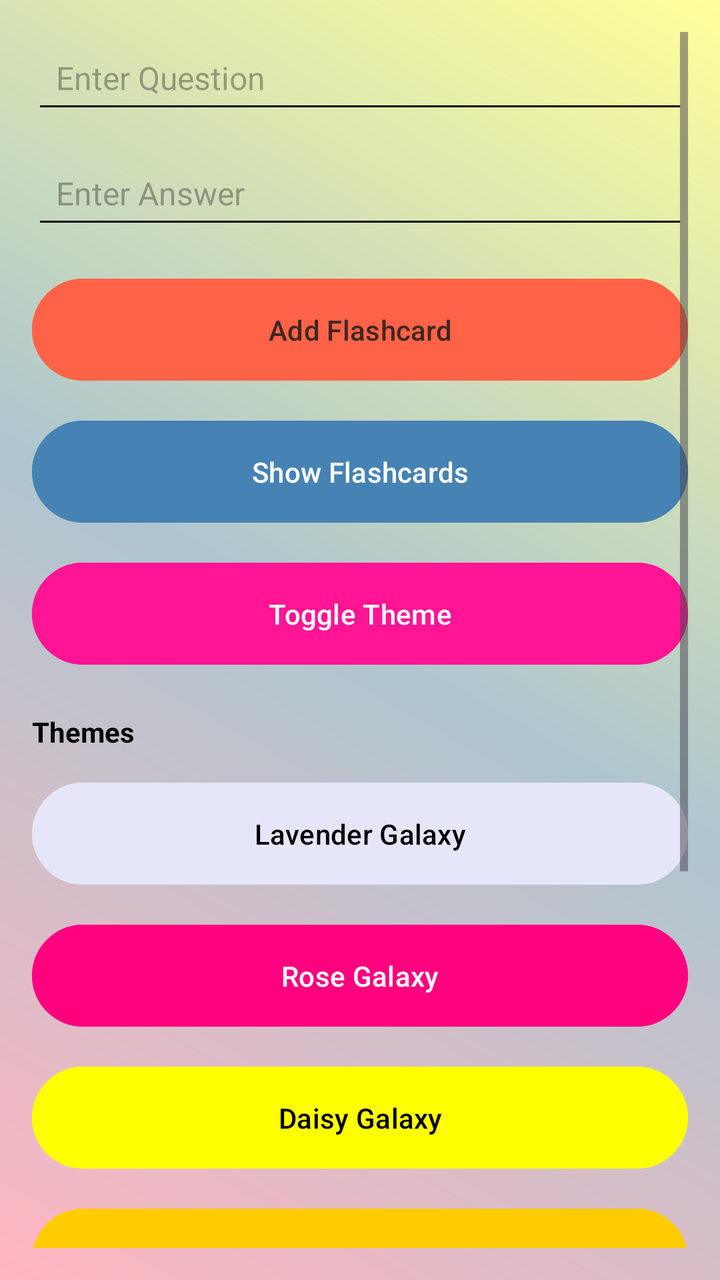
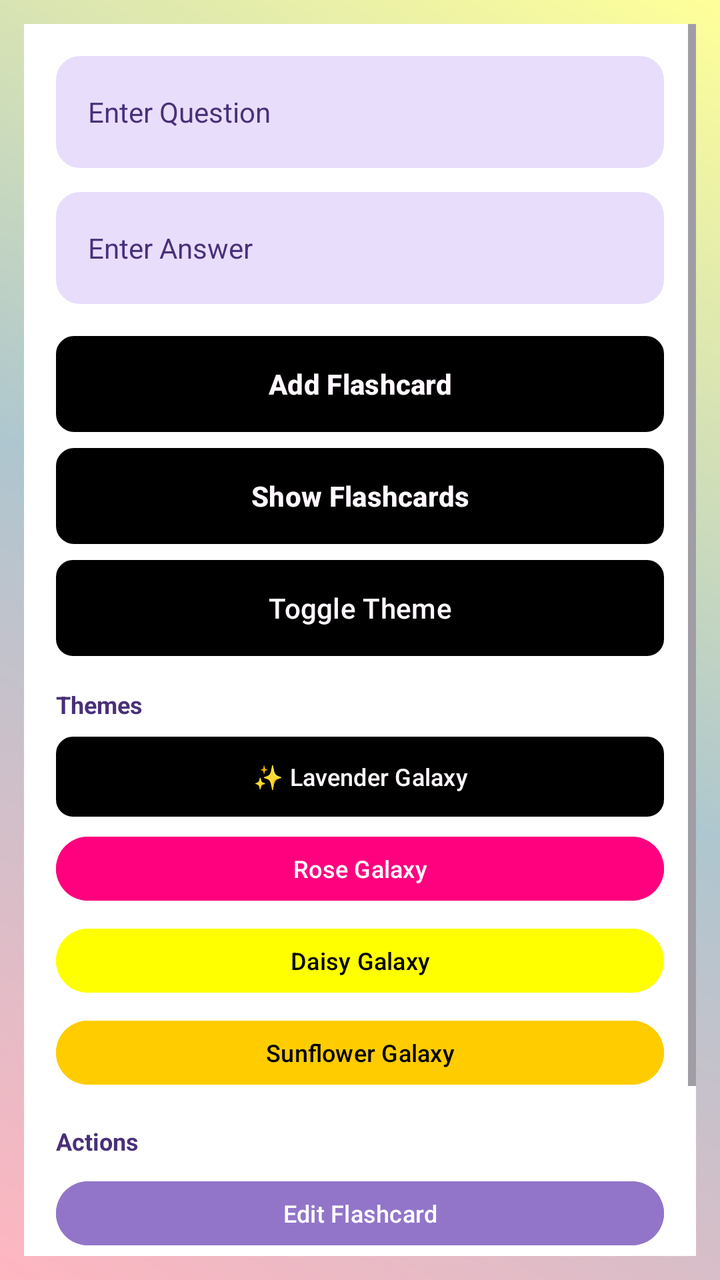

Compare the two renders of this Android layout. The source of the first and the diff that turns it into the second are given below.
<!-- AndroidManifest.xml: application theme Theme.MyApplication -->
<!-- res/layout/activity_main.xml -->
<?xml version="1.0" encoding="utf-8"?>
<FrameLayout xmlns:android="http://schemas.android.com/apk/res/android"
    xmlns:app="http://schemas.android.com/apk/res-auto"
    xmlns:tools="http://schemas.android.com/tools"
    android:id="@+id/main_layout"
    android:layout_width="match_parent"
    android:layout_height="match_parent"
    android:background="@drawable/beautiful_gradient"
    tools:context=".MainActivity">

    
    <ScrollView
        android:id="@+id/content_scroll"
        android:layout_width="match_parent"
        android:layout_height="match_parent"
        android:paddingTop="16dp"
        android:paddingBottom="16dp"
        android:paddingStart="16dp"
        android:paddingEnd="16dp">

        <androidx.constraintlayout.widget.ConstraintLayout
            android:id="@+id/content_layout"
            android:layout_width="match_parent"
            android:layout_height="wrap_content">

            <EditText
                android:id="@+id/edit_question"
                android:layout_width="0dp"
                android:layout_height="wrap_content"
                android:backgroundTint="@color/black"
                android:hint="Enter Question"
                android:padding="12dp"
                android:textColor="@color/black"
                android:textSize="16sp"
                app:layout_constraintEnd_toEndOf="parent"
                app:layout_constraintStart_toStartOf="parent"
                app:layout_constraintTop_toTopOf="parent"
                tools:ignore="Autofill,HardcodedText,TextContrastCheck,TextFields,TouchTargetSizeCheck,VisualLintTextFieldSize" />

            <EditText
                android:id="@+id/edit_answer"
                android:layout_width="0dp"
                android:layout_height="wrap_content"
                android:layout_marginTop="12dp"
                android:backgroundTint="@color/black"
                android:hint="Enter Answer"
                android:padding="12dp"
                android:textColor="@color/black"
                android:textSize="16sp"
                app:layout_constraintEnd_toEndOf="parent"
                app:layout_constraintStart_toStartOf="parent"
                app:layout_constraintTop_toBottomOf="@id/edit_question"
                tools:ignore="Autofill,HardcodedText,TextContrastCheck,TextFields,TouchTargetSizeCheck,VisualLintTextFieldSize" />

            <Button
                android:id="@+id/add_flashcard_button"
                android:layout_width="0dp"
                android:layout_height="wrap_content"
                android:layout_marginTop="16dp"
                android:backgroundTint="@color/sunset_orange"
                android:padding="16dp"
                android:text="Add Flashcard"
                android:textColor="#3E2723"
                app:layout_constraintEnd_toEndOf="parent"
                app:layout_constraintStart_toStartOf="parent"
                app:layout_constraintTop_toBottomOf="@id/edit_answer"
                tools:ignore="HardcodedText,VisualLintButtonSize" />

            <Button
                android:id="@+id/show_flashcards_button"
                android:layout_width="0dp"
                android:layout_height="wrap_content"
                android:layout_marginTop="12dp"
                android:backgroundTint="@color/ocean_blue"
                android:padding="16dp"
                android:text="Show Flashcards"
                android:textColor="@color/white"
                app:layout_constraintEnd_toEndOf="parent"
                app:layout_constraintStart_toStartOf="parent"
                app:layout_constraintTop_toBottomOf="@id/add_flashcard_button"
                tools:ignore="HardcodedText,TextContrastCheck,VisualLintButtonSize" />

            <Button
                android:id="@+id/toggle_theme_button"
                android:layout_width="0dp"
                android:layout_height="wrap_content"
                android:layout_marginTop="12dp"
                android:backgroundTint="@color/vibrant_pink"
                android:padding="16dp"
                android:text="Toggle Theme"
                android:textColor="@color/white"
                app:layout_constraintEnd_toEndOf="parent"
                app:layout_constraintStart_toStartOf="parent"
                app:layout_constraintTop_toBottomOf="@id/show_flashcards_button"
                tools:ignore="HardcodedText,TextContrastCheck,VisualLintButtonSize" />

            <TextView
                android:id="@+id/themes_label"
                android:layout_width="0dp"
                android:layout_height="wrap_content"
                android:layout_marginTop="20dp"
                android:text="Themes"
                android:textColor="@color/black"
                android:textSize="14sp"
                android:textStyle="bold"
                app:layout_constraintEnd_toEndOf="parent"
                app:layout_constraintStart_toStartOf="parent"
                app:layout_constraintTop_toBottomOf="@id/toggle_theme_button"
                tools:ignore="HardcodedText" />

            <Button
                android:id="@+id/lavender_galaxy_button"
                android:layout_width="0dp"
                android:layout_height="wrap_content"
                android:layout_marginTop="12dp"
                android:backgroundTint="@color/lavender_galaxy"
                android:padding="16dp"
                android:text="Lavender Galaxy"
                android:textColor="@color/black"
                app:layout_constraintEnd_toEndOf="parent"
                app:layout_constraintStart_toStartOf="parent"
                app:layout_constraintTop_toBottomOf="@id/themes_label"
                tools:ignore="HardcodedText,VisualLintButtonSize" />

            <Button
                android:id="@+id/rose_galaxy_button"
                android:layout_width="0dp"
                android:layout_height="wrap_content"
                android:layout_marginTop="12dp"
                android:backgroundTint="@color/rose"
                android:padding="16dp"
                android:text="Rose Galaxy"
                android:textColor="@color/white"
                app:layout_constraintEnd_toEndOf="parent"
                app:layout_constraintStart_toStartOf="parent"
                app:layout_constraintTop_toBottomOf="@id/lavender_galaxy_button"
                tools:ignore="HardcodedText,TextContrastCheck,VisualLintButtonSize" />

            <Button
                android:id="@+id/daisy_galaxy_button"
                android:layout_width="0dp"
                android:layout_height="wrap_content"
                android:layout_marginTop="12dp"
                android:backgroundTint="@color/daisy"
                android:padding="16dp"
                android:text="Daisy Galaxy"
                android:textColor="@color/black"
                app:layout_constraintEnd_toEndOf="parent"
                app:layout_constraintStart_toStartOf="parent"
                app:layout_constraintTop_toBottomOf="@id/rose_galaxy_button"
                tools:ignore="HardcodedText,VisualLintButtonSize" />

            <Button
                android:id="@+id/sunflower_galaxy_button"
                android:layout_width="0dp"
                android:layout_height="wrap_content"
                android:layout_marginTop="12dp"
                android:backgroundTint="@color/sunflower"
                android:padding="16dp"
                android:text="Sunflower Galaxy"
                android:textColor="@color/black"
                app:layout_constraintEnd_toEndOf="parent"
                app:layout_constraintStart_toStartOf="parent"
                app:layout_constraintTop_toBottomOf="@id/daisy_galaxy_button"
                tools:ignore="HardcodedText,VisualLintButtonSize" />

            <TextView
                android:id="@+id/actions_label"
                android:layout_width="0dp"
                android:layout_height="wrap_content"
                android:layout_marginTop="20dp"
                android:text="Actions"
                android:textColor="@color/black"
                android:textSize="14sp"
                android:textStyle="bold"
                app:layout_constraintEnd_toEndOf="parent"
                app:layout_constraintStart_toStartOf="parent"
                app:layout_constraintTop_toBottomOf="@id/sunflower_galaxy_button"
                tools:ignore="HardcodedText" />

            <Button
                android:id="@+id/edit_flashcard_button"
                android:layout_width="0dp"
                android:layout_height="wrap_content"
                android:layout_marginTop="12dp"
                android:backgroundTint="@color/vibrant_blue"
                android:padding="16dp"
                android:text="Edit Flashcard"
                android:textColor="@color/white"
                app:layout_constraintEnd_toEndOf="parent"
                app:layout_constraintStart_toStartOf="parent"
                app:layout_constraintTop_toBottomOf="@id/actions_label"
                tools:ignore="HardcodedText,VisualLintButtonSize" />

            <Button
                android:id="@+id/delete_flashcard_button"
                android:layout_width="0dp"
                android:layout_height="wrap_content"
                android:layout_marginTop="12dp"
                android:backgroundTint="@color/vibrant_red"
                android:padding="16dp"
                android:text="Delete Flashcard"
                android:textColor="@color/white"
                app:layout_constraintEnd_toEndOf="parent"
                app:layout_constraintStart_toStartOf="parent"
                app:layout_constraintTop_toBottomOf="@id/edit_flashcard_button"
                tools:ignore="HardcodedText,TextContrastCheck,VisualLintButtonSize" />

            <Button
                android:id="@+id/total_flashcards_button"
                android:layout_width="0dp"
                android:layout_height="wrap_content"
                android:layout_marginTop="12dp"
                android:layout_marginBottom="16dp"
                android:backgroundTint="@color/pastel_purple"
                android:minHeight="48dp"
                android:padding="16dp"
                android:text="Total Flashcards"
                android:textColor="@color/black"
                app:layout_constraintBottom_toBottomOf="parent"
                app:layout_constraintEnd_toEndOf="parent"
                app:layout_constraintStart_toStartOf="parent"
                app:layout_constraintTop_toBottomOf="@id/delete_flashcard_button"
                tools:ignore="HardcodedText,TextContrastCheck,TouchTargetSizeCheck,VisualLintButtonSize" />

        </androidx.constraintlayout.widget.ConstraintLayout>

    </ScrollView>

</FrameLayout>
<!-- resources referenced by this layout -->
<resources>
  <color name="black">#FF000000</color>
  <color name="daisy">#FFFF00</color>
  <color name="lavender_galaxy">#E6E6FA</color>
  <color name="ocean_blue">#4682B4</color>
  <color name="pastel_purple">#D8BFD8</color>
  <color name="rose">#FF007F</color>
  <color name="sunflower">#FFCC00</color>
  <color name="sunset_orange">#FF6347</color>
  <color name="vibrant_blue">#0000FF</color>
  <color name="vibrant_pink">#FF1493</color>
  <color name="vibrant_red">#FF4500</color>
  <color name="white">#FFFFFFFF</color>
  <!-- drawable beautiful_gradient (drawable) -->
  <?xml version="1.0" encoding="utf-8"?>
  <shape xmlns:android="http://schemas.android.com/apk/res/android">
      <gradient
          android:startColor="@color/pastel_pink"
          android:centerColor="@color/pastel_blue"
          android:endColor="@color/pastel_yellow"
          android:angle="45"
          android:type="linear"
          android:useLevel="false"/>
  </shape>
  <style name="Theme.MyApplication" parent="Base.Theme.MyApplication" />
  <color name="pastel_pink">#FFB6C1</color>
  <color name="pastel_blue">#AEC6CF</color>
  <color name="pastel_yellow">#FFFF99</color>
  <style name="Base.Theme.MyApplication" parent="Theme.Material3.DayNight.NoActionBar">
          
          <item name="colorPrimary">@color/black</item>
          <item name="colorOnPrimary">@color/white</item>
          
          <item name="colorSecondary">@color/lavender_galaxy</item>
          <item name="colorOnSecondary">@color/black</item>
          
          <item name="android:windowBackground">@color/white</item>
      </style>
</resources>

<!-- the commit's change to res/layout/activity_main.xml (unified diff, before → after) -->
@@ -13,95 +13,105 @@
         android:id="@+id/content_scroll"
         android:layout_width="match_parent"
         android:layout_height="match_parent"
-        android:paddingTop="16dp"
-        android:paddingBottom="16dp"
-        android:paddingStart="16dp"
-        android:paddingEnd="16dp">
+        android:paddingTop="12dp"
+        android:paddingBottom="12dp"
+        android:paddingStart="12dp"
+        android:paddingEnd="12dp">
 
         <androidx.constraintlayout.widget.ConstraintLayout
             android:id="@+id/content_layout"
             android:layout_width="match_parent"
-            android:layout_height="wrap_content">
+            android:layout_height="wrap_content"
+            android:background="@color/white"
+            android:padding="16dp">
 
             <EditText
                 android:id="@+id/edit_question"
                 android:layout_width="0dp"
-                android:layout_height="wrap_content"
-                android:backgroundTint="@color/black"
+                android:layout_height="56dp"
+                android:background="@drawable/lavender_galaxy_input_field"
                 android:hint="Enter Question"
-                android:padding="12dp"
-                android:textColor="@color/black"
-                android:textSize="16sp"
+                android:paddingStart="16dp"
+                android:paddingEnd="16dp"
+                android:textColor="@color/black"
+                android:textColorHint="@color/lavender_galaxy_cosmic"
+                android:textSize="14sp"
+                android:textStyle="normal"
                 app:layout_constraintEnd_toEndOf="parent"
                 app:layout_constraintStart_toStartOf="parent"
                 app:layout_constraintTop_toTopOf="parent"
-                tools:ignore="Autofill,HardcodedText,TextContrastCheck,TextFields,TouchTargetSizeCheck,VisualLintTextFieldSize" />
+                tools:ignore="Autofill,HardcodedText,TextContrastCheck,TextFields,TouchTargetSizeCheck" />
 
             <EditText
                 android:id="@+id/edit_answer"
                 android:layout_width="0dp"
-                android:layout_height="wrap_content"
+                android:layout_height="56dp"
                 android:layout_marginTop="12dp"
-                android:backgroundTint="@color/black"
+                android:background="@drawable/lavender_galaxy_input_field"
                 android:hint="Enter Answer"
-                android:padding="12dp"
-                android:textColor="@color/black"
-                android:textSize="16sp"
+                android:paddingStart="16dp"
+                android:paddingEnd="16dp"
+                android:textColor="@color/black"
+                android:textColorHint="@color/lavender_galaxy_cosmic"
+                android:textSize="14sp"
+                android:textStyle="normal"
                 app:layout_constraintEnd_toEndOf="parent"
                 app:layout_constraintStart_toStartOf="parent"
                 app:layout_constraintTop_toBottomOf="@id/edit_question"
-                tools:ignore="Autofill,HardcodedText,TextContrastCheck,TextFields,TouchTargetSizeCheck,VisualLintTextFieldSize" />
+                tools:ignore="Autofill,HardcodedText,TextContrastCheck,TextFields,TouchTargetSizeCheck" />
 
             <Button
                 android:id="@+id/add_flashcard_button"
+                android:layout_width="0dp"
+                android:layout_height="48dp"
+                android:layout_marginTop="16dp"
+                android:background="@drawable/lavender_galaxy_button_main"
+                android:text="Add Flashcard"
+                android:textColor="@color/lavender_galaxy_stardust"
+                android:textSize="14sp"
+                android:textStyle="bold"
+                app:layout_constraintEnd_toEndOf="parent"
+                app:layout_constraintStart_toStartOf="parent"
+                app:layout_constraintTop_toBottomOf="@id/edit_answer"
+                tools:ignore="HardcodedText" />
+
+            <Button
+                android:id="@+id/show_flashcards_button"
+                android:layout_width="0dp"
+                android:layout_height="48dp"
+                android:layout_marginTop="8dp"
+                android:background="@drawable/lavender_galaxy_button_main"
+                android:text="Show Flashcards"
+                android:textColor="@color/lavender_galaxy_stardust"
+                android:textSize="14sp"
+                android:textStyle="bold"
+                app:layout_constraintEnd_toEndOf="parent"
+                app:layout_constraintStart_toStartOf="parent"
+                app:layout_constraintTop_toBottomOf="@id/add_flashcard_button"
+                tools:ignore="HardcodedText" />
+
+            <Button
+                android:id="@+id/toggle_theme_button"
+                android:layout_width="0dp"
+                android:layout_height="48dp"
+                android:layout_marginTop="8dp"
+                android:background="@drawable/lavender_galaxy_button_accent"
+                android:text="Toggle Theme"
+                android:textColor="@color/lavender_galaxy_stardust"
+                android:textSize="14sp"
+                app:layout_constraintEnd_toEndOf="parent"
+                app:layout_constraintStart_toStartOf="parent"
+                app:layout_constraintTop_toBottomOf="@id/show_flashcards_button"
+                tools:ignore="HardcodedText" />
+
+            <TextView
+                android:id="@+id/themes_label"
                 android:layout_width="0dp"
                 android:layout_height="wrap_content"
                 android:layout_marginTop="16dp"
-                android:backgroundTint="@color/sunset_orange"
-                android:padding="16dp"
-                android:text="Add Flashcard"
-                android:textColor="#3E2723"
-                app:layout_constraintEnd_toEndOf="parent"
-                app:layout_constraintStart_toStartOf="parent"
-                app:layout_constraintTop_toBottomOf="@id/edit_answer"
-                tools:ignore="HardcodedText,VisualLintButtonSize" />
-
-            <Button
-                android:id="@+id/show_flashcards_button"
-                android:layout_width="0dp"
-                android:layout_height="wrap_content"
-                android:layout_marginTop="12dp"
-                android:backgroundTint="@color/ocean_blue"
-                android:padding="16dp"
-                android:text="Show Flashcards"
-                android:textColor="@color/white"
-                app:layout_constraintEnd_toEndOf="parent"
-                app:layout_constraintStart_toStartOf="parent"
-                app:layout_constraintTop_toBottomOf="@id/add_flashcard_button"
-                tools:ignore="HardcodedText,TextContrastCheck,VisualLintButtonSize" />
-
-            <Button
-                android:id="@+id/toggle_theme_button"
-                android:layout_width="0dp"
-                android:layout_height="wrap_content"
-                android:layout_marginTop="12dp"
-                android:backgroundTint="@color/vibrant_pink"
-                android:padding="16dp"
-                android:text="Toggle Theme"
-                android:textColor="@color/white"
-                app:layout_constraintEnd_toEndOf="parent"
-                app:layout_constraintStart_toStartOf="parent"
-                app:layout_constraintTop_toBottomOf="@id/show_flashcards_button"
-                tools:ignore="HardcodedText,TextContrastCheck,VisualLintButtonSize" />
-
-            <TextView
-                android:id="@+id/themes_label"
-                android:layout_width="0dp"
-                android:layout_height="wrap_content"
-                android:layout_marginTop="20dp"
                 android:text="Themes"
-                android:textColor="@color/black"
-                android:textSize="14sp"
+                android:textColor="@color/lavender_galaxy_cosmic"
+                android:textSize="12sp"
                 android:textStyle="bold"
                 app:layout_constraintEnd_toEndOf="parent"
                 app:layout_constraintStart_toStartOf="parent"
@@ -111,67 +121,67 @@
             <Button
                 android:id="@+id/lavender_galaxy_button"
                 android:layout_width="0dp"
-                android:layout_height="wrap_content"
-                android:layout_marginTop="12dp"
-                android:backgroundTint="@color/lavender_galaxy"
-                android:padding="16dp"
-                android:text="Lavender Galaxy"
-                android:textColor="@color/black"
+                android:layout_height="40dp"
+                android:layout_marginTop="8dp"
+                android:background="@drawable/lavender_galaxy_button_accent"
+                android:text="✨ Lavender Galaxy"
+                android:textColor="@color/lavender_galaxy_stardust"
+                android:textSize="12sp"
                 app:layout_constraintEnd_toEndOf="parent"
                 app:layout_constraintStart_toStartOf="parent"
                 app:layout_constraintTop_toBottomOf="@id/themes_label"
-                tools:ignore="HardcodedText,VisualLintButtonSize" />
+                tools:ignore="HardcodedText" />
 
             <Button
                 android:id="@+id/rose_galaxy_button"
                 android:layout_width="0dp"
-                android:layout_height="wrap_content"
-                android:layout_marginTop="12dp"
+                android:layout_height="40dp"
+                android:layout_marginTop="6dp"
                 android:backgroundTint="@color/rose"
-                android:padding="16dp"
                 android:text="Rose Galaxy"
                 android:textColor="@color/white"
+                android:textSize="12sp"
                 app:layout_constraintEnd_toEndOf="parent"
                 app:layout_constraintStart_toStartOf="parent"
                 app:layout_constraintTop_toBottomOf="@id/lavender_galaxy_button"
-                tools:ignore="HardcodedText,TextContrastCheck,VisualLintButtonSize" />
+                tools:ignore="HardcodedText" />
 
             <Button
                 android:id="@+id/daisy_galaxy_button"
                 android:layout_width="0dp"
-                android:layout_height="wrap_content"
-                android:layout_marginTop="12dp"
+                android:layout_height="40dp"
+                android:layout_marginTop="6dp"
                 android:backgroundTint="@color/daisy"
-                android:padding="16dp"
                 android:text="Daisy Galaxy"
                 android:textColor="@color/black"
+                android:textSize="12sp"
                 app:layout_constraintEnd_toEndOf="parent"
                 app:layout_constraintStart_toStartOf="parent"
                 app:layout_constraintTop_toBottomOf="@id/rose_galaxy_button"
-                tools:ignore="HardcodedText,VisualLintButtonSize" />
+                tools:ignore="HardcodedText" />
 
             <Button
                 android:id="@+id/sunflower_galaxy_button"
                 android:layout_width="0dp"
-                android:layout_height="wrap_content"
-                android:layout_marginTop="12dp"
+                android:layout_height="40dp"
+                android:layout_marginTop="6dp"
                 android:backgroundTint="@color/sunflower"
-                android:padding="16dp"
                 android:text="Sunflower Galaxy"
                 android:textColor="@color/black"
+                android:textSize="12sp"
                 app:layout_constraintEnd_toEndOf="parent"
                 app:layout_constraintStart_toStartOf="parent"
                 app:layout_constraintTop_toBottomOf="@id/daisy_galaxy_button"
-                tools:ignore="HardcodedText,VisualLintButtonSize" />
+                tools:ignore="HardcodedText" />
 
             <TextView
                 android:id="@+id/actions_label"
                 android:layout_width="0dp"
                 android:layout_height="wrap_content"
-                android:layout_marginTop="20dp"
+                android:layout_marginTop="16dp"
                 android:text="Actions"
-                android:textColor="@color/black"
-                android:textSize="14sp"
+                android:textColor="@color/lavender_galaxy_cosmic"
+                android:textSize="12sp"
                 android:textStyle="bold"
                 app:layout_constraintEnd_toEndOf="parent"
                 app:layout_constraintStart_toStartOf="parent"
@@ -181,47 +191,47 @@
             <Button
                 android:id="@+id/edit_flashcard_button"
                 android:layout_width="0dp"
-                android:layout_height="wrap_content"
-                android:layout_marginTop="12dp"
-                android:backgroundTint="@color/vibrant_blue"
-                android:padding="16dp"
+                android:layout_height="40dp"
+                android:layout_marginTop="8dp"
+                android:backgroundTint="@color/lavender_galaxy_light"
                 android:text="Edit Flashcard"
                 android:textColor="@color/white"
+                android:textSize="12sp"
                 app:layout_constraintEnd_toEndOf="parent"
                 app:layout_constraintStart_toStartOf="parent"
                 app:layout_constraintTop_toBottomOf="@id/actions_label"
-                tools:ignore="HardcodedText,VisualLintButtonSize" />
+                tools:ignore="HardcodedText" />
 
             <Button
                 android:id="@+id/delete_flashcard_button"
                 android:layout_width="0dp"
-                android:layout_height="wrap_content"
-                android:layout_marginTop="12dp"
-                android:backgroundTint="@color/vibrant_red"
-                android:padding="16dp"
+                android:layout_height="40dp"
+                android:layout_marginTop="6dp"
+                android:backgroundTint="@color/lavender_galaxy_pink"
                 android:text="Delete Flashcard"
                 android:textColor="@color/white"
+                android:textSize="12sp"
                 app:layout_constraintEnd_toEndOf="parent"
                 app:layout_constraintStart_toStartOf="parent"
                 app:layout_constraintTop_toBottomOf="@id/edit_flashcard_button"
-                tools:ignore="HardcodedText,TextContrastCheck,VisualLintButtonSize" />
+                tools:ignore="HardcodedText" />
 
             <Button
                 android:id="@+id/total_flashcards_button"
                 android:layout_width="0dp"
-                android:layout_height="wrap_content"
-                android:layout_marginTop="12dp"
-                android:layout_marginBottom="16dp"
-                android:backgroundTint="@color/pastel_purple"
-                android:minHeight="48dp"
-                android:padding="16dp"
+                android:layout_height="40dp"
+                android:layout_marginTop="6dp"
+                android:layout_marginBottom="8dp"
+                android:backgroundTint="@color/lavender_galaxy_periwinkle"
+                android:minHeight="40dp"
                 android:text="Total Flashcards"
-                android:textColor="@color/black"
+                android:textColor="@color/white"
+                android:textSize="12sp"
                 app:layout_constraintBottom_toBottomOf="parent"
                 app:layout_constraintEnd_toEndOf="parent"
                 app:layout_constraintStart_toStartOf="parent"
                 app:layout_constraintTop_toBottomOf="@id/delete_flashcard_button"
-                tools:ignore="HardcodedText,TextContrastCheck,TouchTargetSizeCheck,VisualLintButtonSize" />
+                tools:ignore="HardcodedText" />
 
         </androidx.constraintlayout.widget.ConstraintLayout>
 
<!-- resource entries referenced after the edit -->
@@ -2,15 +2,14 @@
 <resources>
   <color name="black">#FF000000</color>
   <color name="daisy">#FFFF00</color>
+  <color name="lavender_galaxy_cosmic">#493078</color>
+  <color name="lavender_galaxy_light">#9275C9</color>
+  <color name="lavender_galaxy_periwinkle">#9BA8F5</color>
+  <color name="lavender_galaxy_pink">#F2B8D8</color>
+  <color name="lavender_galaxy_stardust">#FFF9FF</color>
   <color name="lavender_galaxy">#E6E6FA</color>
-  <color name="ocean_blue">#4682B4</color>
-  <color name="pastel_purple">#D8BFD8</color>
   <color name="rose">#FF007F</color>
   <color name="sunflower">#FFCC00</color>
-  <color name="sunset_orange">#FF6347</color>
-  <color name="vibrant_blue">#0000FF</color>
-  <color name="vibrant_pink">#FF1493</color>
-  <color name="vibrant_red">#FF4500</color>
   <color name="white">#FFFFFFFF</color>
   <!-- drawable beautiful_gradient (drawable) -->
   <?xml version="1.0" encoding="utf-8"?>
@@ -23,10 +22,40 @@
           android:type="linear"
           android:useLevel="false"/>
   </shape>
+  <!-- drawable lavender_galaxy_button_accent (drawable) -->
+  <?xml version="1.0" encoding="utf-8"?>
+  <shape xmlns:android="http://schemas.android.com/apk/res/android"
+      android:shape="rectangle">
+      <solid android:color="@color/lavender_galaxy_light" />
+      <corners android:radius="8dp" />
+      <stroke
+          android:width="1dp"
+          android:color="@color/lavender_galaxy_soft" />
+  </shape>
+  <!-- drawable lavender_galaxy_button_main (drawable) -->
+  <?xml version="1.0" encoding="utf-8"?>
+  <shape xmlns:android="http://schemas.android.com/apk/res/android"
+      android:shape="rectangle">
+      <solid android:color="@color/lavender_galaxy_primary" />
+      <corners android:radius="8dp" />
+      <stroke
+          android:width="2dp"
+          android:color="@color/lavender_galaxy_soft" />
+  </shape>
+  <!-- drawable lavender_galaxy_input_field (drawable) -->
+  <?xml version="1.0" encoding="utf-8"?>
+  <shape xmlns:android="http://schemas.android.com/apk/res/android"
+      android:shape="rectangle">
+      <solid android:color="@color/lavender_galaxy_pale" />
+      <corners android:radius="12dp" />
+  </shape>
   <style name="Theme.MyApplication" parent="Base.Theme.MyApplication" />
   <color name="pastel_pink">#FFB6C1</color>
   <color name="pastel_blue">#AEC6CF</color>
   <color name="pastel_yellow">#FFFF99</color>
+  <color name="lavender_galaxy_soft">#C5A9F0</color>
+  <color name="lavender_galaxy_primary">#6A5A9C</color>
+  <color name="lavender_galaxy_pale">#E8DDFB</color>
   <style name="Base.Theme.MyApplication" parent="Theme.Material3.DayNight.NoActionBar">
           
           <item name="colorPrimary">@color/black</item>
